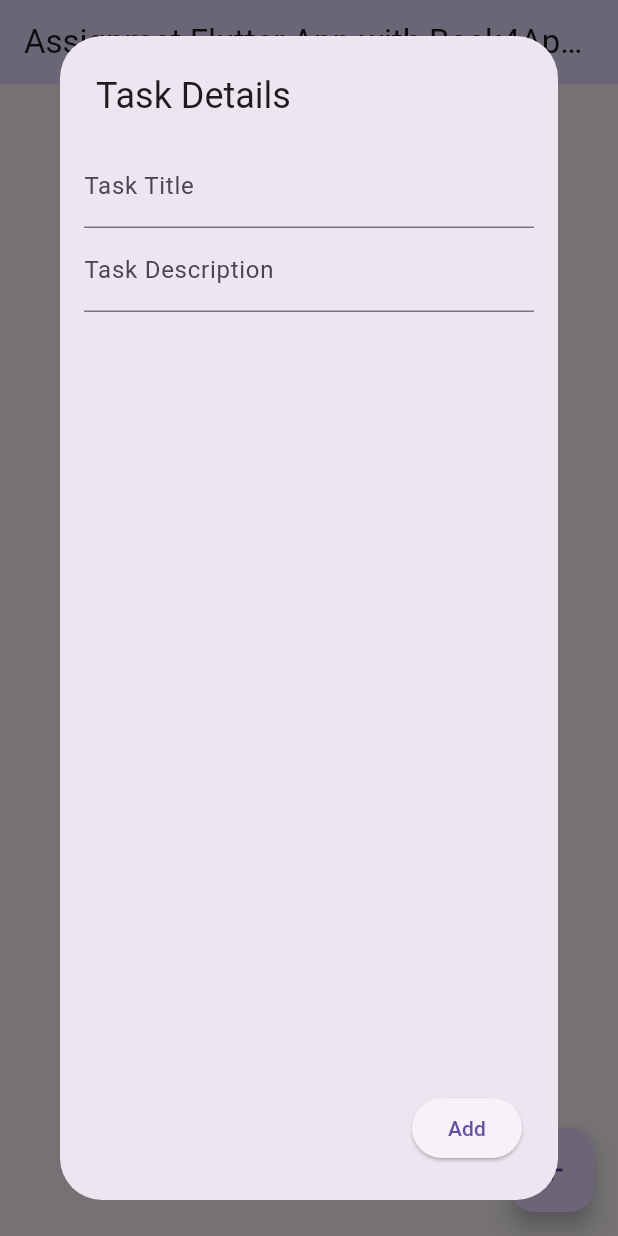
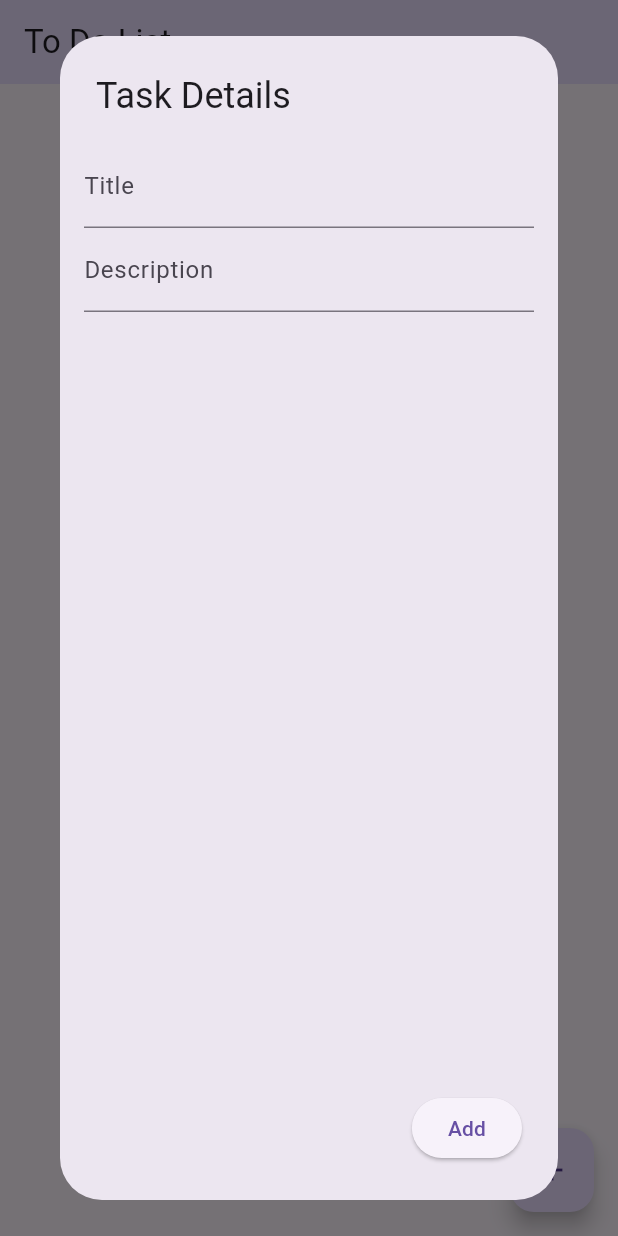
Before and after one commit to Poonam-31/todolist, a Flutter app: the screen it shows after launch, after a tap on the "add" icon, on a phone screen of 412 x 824 dp. Run offline on Flutter 3.47's test engine with Material 3 defaults, Android fonts, the phone set to English and light mode, and no system bars; our stand-ins replace parse_server_sdk_flutter.

Commit message:
Update main.dart

```diff
--- a/lib/main.dart
+++ b/lib/main.dart
@@ -59,24 +59,23 @@ class _TodoListScreenState extends State<TodoListScreen> {
         String vdescription = "";
 
         return AlertDialog(
-          contentPadding: const EdgeInsets.all(16), // Set the padding as needed
+          contentPadding: const EdgeInsets.all(16),
           title: const Text("Task Details"),
           content: SizedBox(
-            width: 600, // Set the width as needed
+            width: 600,
             child: Column(
               children: [
                 TextField(
                   onChanged: (value) {
                     vtitle = value;
                   },
-                  decoration: const InputDecoration(labelText: "Task Title"),
+                  decoration: const InputDecoration(labelText: "Title"),
                 ),
                 TextField(
                   onChanged: (value) {
                     vdescription = value;
                   },
-                  decoration:
-                      const InputDecoration(labelText: "Task Description"),
+                  decoration: const InputDecoration(labelText: "Description"),
                 ),
               ],
             ),
@@ -113,7 +112,7 @@ class _TodoListScreenState extends State<TodoListScreen> {
   Widget build(BuildContext context) {
     return Scaffold(
       appBar: AppBar(
-        title: const Text("Assignmet Flutter App with Back4App Integration"),
+        title: const Text("To Do List"),
         backgroundColor: const Color(0xFFEADEFF),
       ),
       body: ListView.builder(
```
